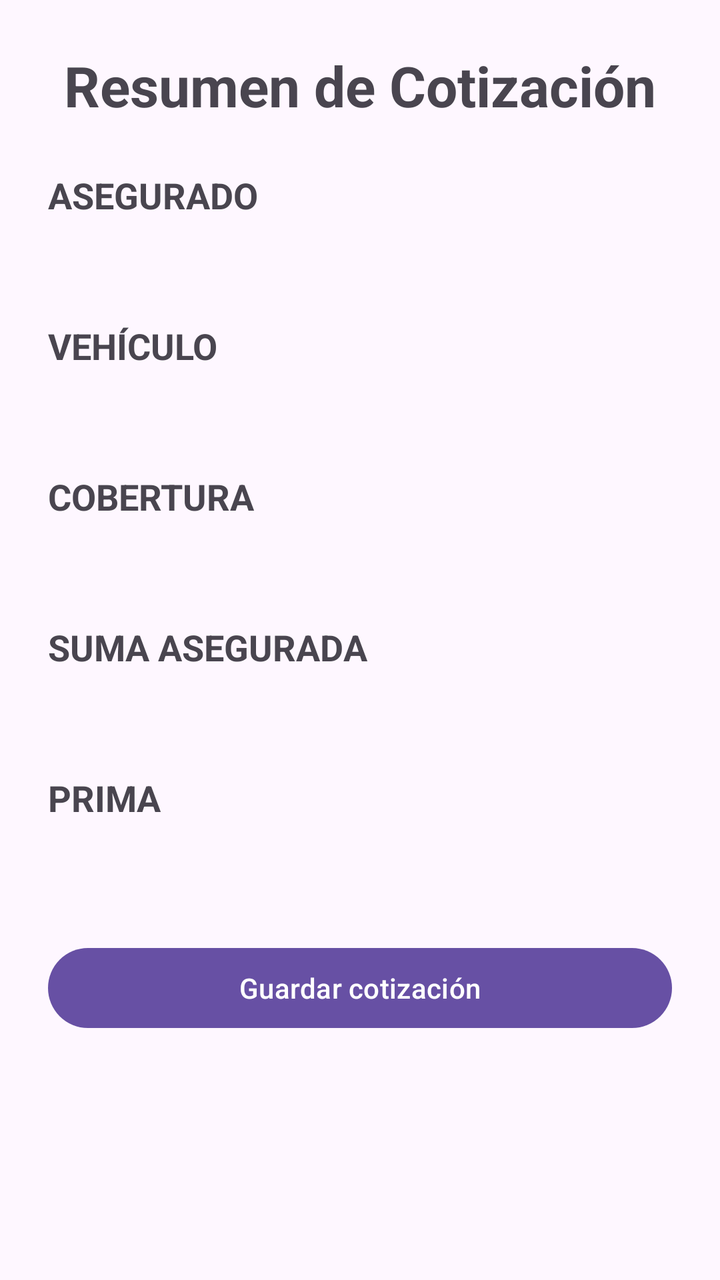
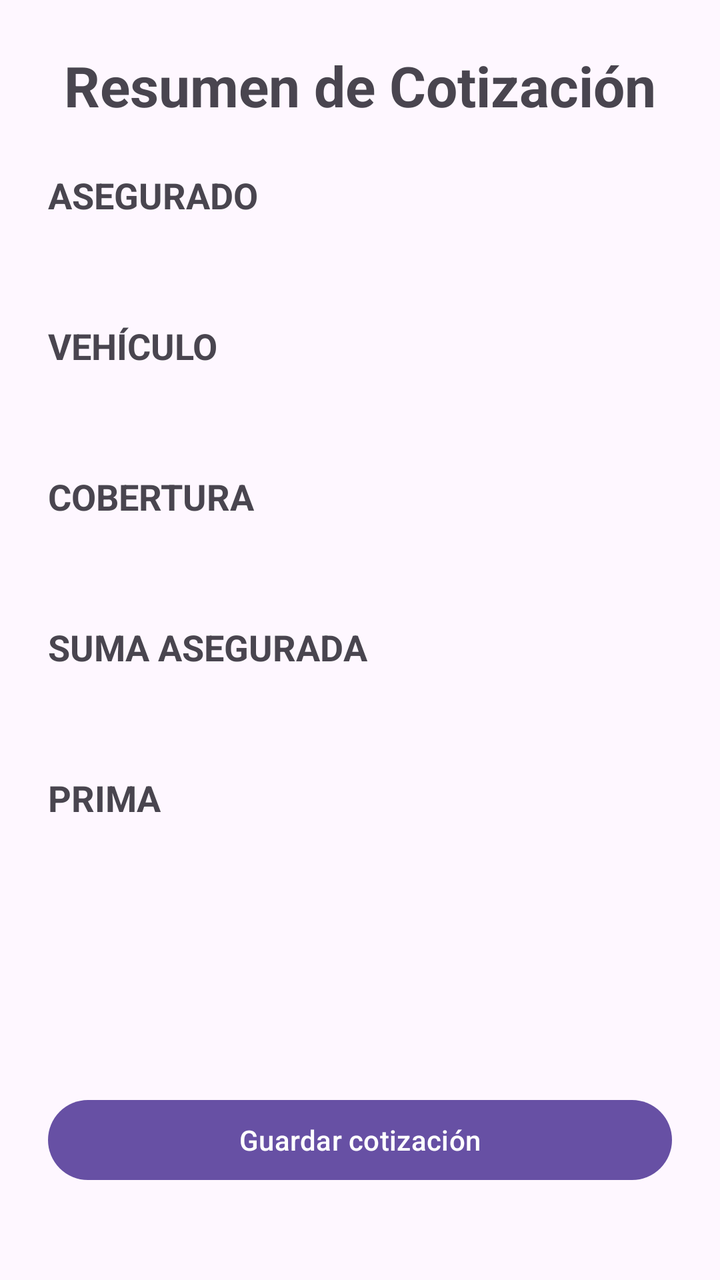

Two renders of the same Android screen: before a commit and after it. Below are the layout's source before the change and the commit's diff.
<!-- AndroidManifest.xml: application theme Theme.CotizadorSeguros -->
<!-- res/layout/activity_resumen.xml -->
<?xml version="1.0" encoding="utf-8"?>
<androidx.constraintlayout.widget.ConstraintLayout
    xmlns:android="http://schemas.android.com/apk/res/android"
    xmlns:app="http://schemas.android.com/apk/res-auto"
    xmlns:tools="http://schemas.android.com/tools"
    android:id="@+id/main"
    android:layout_width="match_parent"
    android:layout_height="match_parent"
    tools:context=".ResumenActivity">

    <ScrollView
        android:layout_width="0dp"
        android:layout_height="0dp"
        android:fillViewport="true"
        app:layout_constraintTop_toTopOf="parent"
        app:layout_constraintBottom_toBottomOf="parent"
        app:layout_constraintStart_toStartOf="parent"
        app:layout_constraintEnd_toEndOf="parent">

        <LinearLayout
            android:layout_width="match_parent"
            android:layout_height="wrap_content"
            android:orientation="vertical"
            android:padding="24dp">

            <TextView
                android:layout_width="match_parent"
                android:layout_height="wrap_content"
                android:text="Resumen de Cotización"
                android:textSize="28sp"
                android:textStyle="bold"
                android:gravity="center"
                android:layout_marginBottom="24dp" />

            <TextView
                android:layout_width="match_parent"
                android:layout_height="wrap_content"
                android:text="ASEGURADO"
                android:textStyle="bold"
                android:textSize="18sp" />

            <TextView
                android:id="@+id/txtResumenAsegurado"
                android:layout_width="match_parent"
                android:layout_height="wrap_content"
                android:layout_marginTop="8dp" />

            <TextView
                android:layout_width="match_parent"
                android:layout_height="wrap_content"
                android:text="VEHÍCULO"
                android:textStyle="bold"
                android:textSize="18sp"
                android:layout_marginTop="24dp" />

            <TextView
                android:id="@+id/txtResumenVehiculo"
                android:layout_width="match_parent"
                android:layout_height="wrap_content"
                android:layout_marginTop="8dp" />

            <TextView
                android:layout_width="match_parent"
                android:layout_height="wrap_content"
                android:text="COBERTURA"
                android:textStyle="bold"
                android:textSize="18sp"
                android:layout_marginTop="24dp" />

            <TextView
                android:id="@+id/txtResumenCobertura"
                android:layout_width="match_parent"
                android:layout_height="wrap_content"
                android:layout_marginTop="8dp" />


            <TextView
                android:layout_width="match_parent"
                android:layout_height="wrap_content"
                android:text="SUMA ASEGURADA"
                android:textStyle="bold"
                android:textSize="18sp"
                android:layout_marginTop="24dp" />

            <TextView
                android:id="@+id/txtResumenSumaAsegurada"
                android:layout_width="match_parent"
                android:layout_height="wrap_content"
                android:layout_marginTop="8dp" />

            <TextView
                android:layout_width="match_parent"
                android:layout_height="wrap_content"
                android:text="PRIMA"
                android:textStyle="bold"
                android:textSize="18sp"
                android:layout_marginTop="24dp" />

            <TextView
                android:id="@+id/txtResumenPrima"
                android:layout_width="match_parent"
                android:layout_height="wrap_content"
                android:textSize="20sp"
                android:textStyle="bold"
                android:layout_marginTop="8dp" />


            <Button
                android:id="@+id/btnGuardarCotizacion"
                android:layout_width="match_parent"
                android:layout_height="wrap_content"
                android:text="Guardar cotización"
                android:layout_marginTop="24dp"
                android:onClick="guardarCotizacion" />
        </LinearLayout>

    </ScrollView>

</androidx.constraintlayout.widget.ConstraintLayout>
<!-- resources referenced by this layout -->
<resources>
  <style name="Theme.CotizadorSeguros" parent="Base.Theme.CotizadorSeguros" />
  <style name="Base.Theme.CotizadorSeguros" parent="Theme.Material3.DayNight.NoActionBar">
          
          
      </style>
</resources>

<!-- the commit's change to res/layout/activity_resumen.xml (unified diff, before → after) -->
@@ -104,6 +104,25 @@
                 android:textStyle="bold"
                 android:layout_marginTop="8dp" />
 
+            <TextView
+                android:id="@+id/txtResumenPrimaBase"
+                android:layout_width="match_parent"
+                android:layout_height="wrap_content" />
+
+            <TextView
+                android:id="@+id/txtResumenDescuento"
+                android:layout_width="match_parent"
+                android:layout_height="wrap_content" />
+
+            <TextView
+                android:id="@+id/txtResumenRecargo"
+                android:layout_width="match_parent"
+                android:layout_height="wrap_content" />
+
+            <TextView
+                android:id="@+id/txtResumenComision"
+                android:layout_width="match_parent"
+                android:layout_height="wrap_content" />
 
             <Button
                 android:id="@+id/btnGuardarCotizacion"
